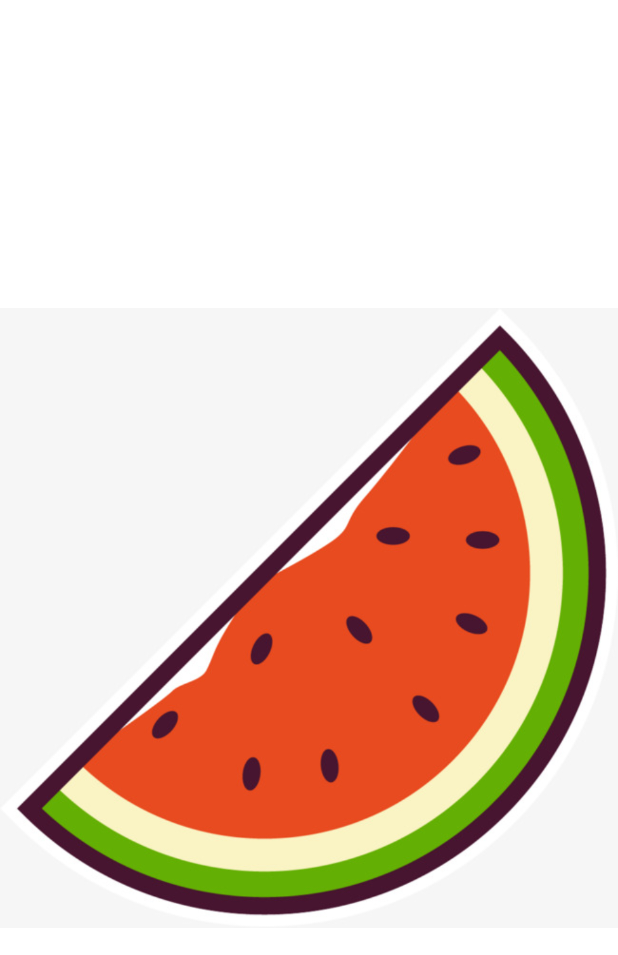
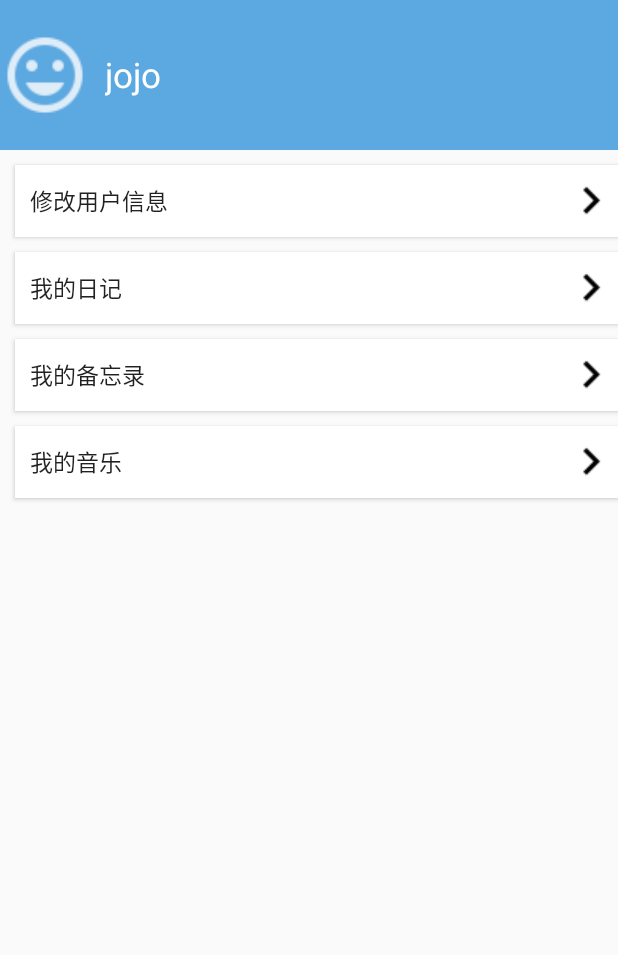
Before and after one commit to jojoli1024/new_diary, an Android app: the layout settings_page.xml on its own in the app's theme, with its tools: preview values and no code run, on a phone screen of 412 x 824 dp. Shown: the top 955 px of the screen. Run offline under Robolectric (Android 15) with nearby library versions, the phone set to English and light mode, and no system bars.

Commit message:
jojo分支：界面完成,下一步建立数据库及界面的响应

```diff
--- a/app/src/main/res/layout/settings_page.xml
+++ b/app/src/main/res/layout/settings_page.xml
@@ -1,17 +1,100 @@
 <?xml version="1.0" encoding="utf-8"?>
 <LinearLayout xmlns:android="http://schemas.android.com/apk/res/android"
-    xmlns:tools="http://schemas.android.com/tools"
     android:layout_width="match_parent"
-    android:layout_height="match_parent">
-    <ImageView
-        android:id="@+id/tv"
-        xmlns:android="http://schemas.android.com/apk/res/android"
+    android:layout_height="match_parent"
+    android:orientation="vertical"
+    android:layout_marginTop="0dp"
+    android:layout_marginBottom="0dp">
+
+    <LinearLayout
+        android:id="@+id/LL_user_icon_name"
+        android:layout_width="match_parent"
+        android:layout_height="100dp"
+        android:background="@color/themeColor"
+        android:orientation="horizontal">
+        <RelativeLayout
+            android:layout_width="wrap_content"
+            android:layout_height="match_parent"
+            android:gravity="center">
+            <ImageView
+                android:id="@+id/IV_user_icon"
+                android:layout_width="60dp"
+                android:layout_height="60dp"
+                android:src="@drawable/ic_action_name" />
+        </RelativeLayout>
+        <TextView
+            android:layout_width="10dp"
+            android:layout_height="match_parent" />
+        <LinearLayout
+            android:layout_width="match_parent"
+            android:layout_height="match_parent"
+            android:orientation="horizontal"
+            android:gravity="center">
+            <TextView
+                android:id="@+id/TV_user_name"
+                android:layout_width="match_parent"
+                android:layout_height="wrap_content"
+                android:text="jojo"
+                android:textColor="@android:color/white"
+                android:textSize="23dp" />
+        </LinearLayout>
+    </LinearLayout>
+
+    <LinearLayout
         android:layout_width="match_parent"
         android:layout_height="match_parent"
-        android:background="@android:color/white"
-        android:gravity="center"
-        android:text="@string/segmented_settings"
-        android:textSize="22sp"
-        android:src="@drawable/watermelon">
-    </ImageView>
+        android:orientation="vertical">
+        <Button
+            android:id="@+id/But_settings"
+            android:layout_width="match_parent"
+            android:layout_height="wrap_content"
+            android:gravity="center_vertical|left"
+            android:layout_marginTop="10dp"
+            android:layout_marginLeft="10dp"
+            android:text="修改用户信息"
+            android:textSize="15dp"
+            android:paddingLeft="10dp"
+            android:background="@android:color/white"
+            android:drawableRight="@drawable/arrow"/>
+
+        <Button
+            android:id="@+id/But_diaryList"
+            android:layout_width="match_parent"
+            android:layout_height="wrap_content"
+            android:gravity="center_vertical|left"
+            android:layout_marginTop="10dp"
+            android:layout_marginLeft="10dp"
+            android:text="我的日记"
+            android:textSize="15dp"
+            android:paddingLeft="10dp"
+            android:background="@android:color/white"
+            android:drawableRight="@drawable/arrow"/>
+
+        <Button
+            android:id="@+id/But_memoList"
+            android:layout_width="match_parent"
+            android:layout_height="wrap_content"
+            android:gravity="center_vertical|left"
+            android:layout_marginTop="10dp"
+            android:layout_marginLeft="10dp"
+            android:text="我的备忘录"
+            android:textSize="15dp"
+            android:paddingLeft="10dp"
+            android:background="#FFFF"
+            android:drawableRight="@drawable/arrow"/>
+
+        <Button
+            android:id="@+id/But_musicList"
+            android:layout_width="match_parent"
+            android:layout_height="wrap_content"
+            android:gravity="center_vertical|left"
+            android:layout_marginTop="10dp"
+            android:layout_marginLeft="10dp"
+            android:text="我的音乐"
+            android:textSize="15dp"
+            android:paddingLeft="10dp"
+            android:background="#FFFF"
+            android:drawableRight="@drawable/arrow"/>
+
+    </LinearLayout>
 </LinearLayout>
```
Also changed, not shown: app/src/main/java/com/jojo/diary/diary/DiaryFragment.java (+33 -11 lines), app/src/main/java/com/jojo/diary/memo/MemoFragment.java (+9 -0 lines), app/src/main/res/layout/diary_page.xml (+58 -57 lines), app/src/main/res/layout/memo_page.xml (+8 -4 lines), app/src/main/res/drawable-hdpi/ic_action_name.png (added), app/src/main/res/drawable/arrow.png (added).
